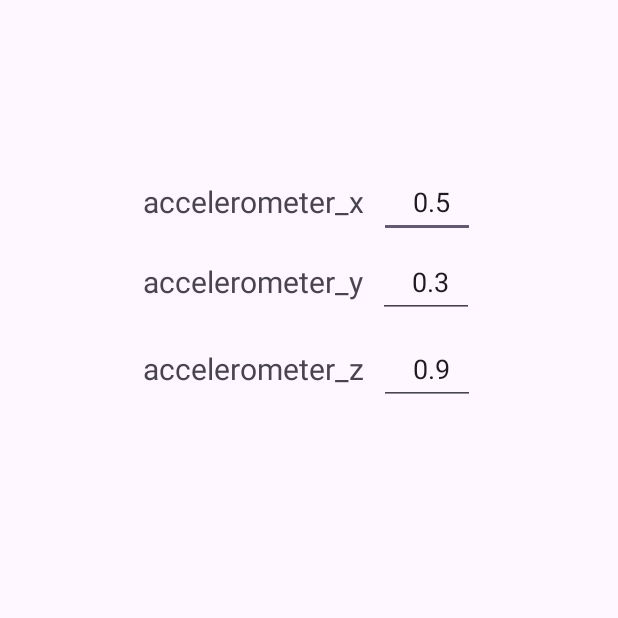
After one commit to Glinary/GeomotionMini, an Android app: the SettingsConfigurationItem screen opened directly, with no data from a screen before it, on a phone screen of 412 x 824 dp, the top half of it. The commit adds this screen. Run offline under Robolectric (Android 15) with nearby library versions, the phone set to English and light mode, and no system bars.

Commit message:
[WORKING TIL SETTINGS] threshold still hardcoded

```diff
--- a/app/src/main/AndroidManifest.xml
+++ b/app/src/main/AndroidManifest.xml
@@ -13,6 +13,9 @@
         android:theme="@style/Theme.MCO3JavaVersion"
         tools:targetApi="31">
         <activity
+            android:name=".SettingsConfigurationItem"
+            android:exported="false" />
+        <activity
             android:name=".RecordingItem"
             android:exported="false" />
         <activity
--- /dev/null
+++ b/app/src/main/java/com/mobdeve/s11/mco3/mco3javaversion/SettingsAdapterInterface.java
@@ -0,0 +1,5 @@
+package com.mobdeve.s11.mco3.mco3javaversion;
+
+public interface SettingsAdapterInterface {
+    void onItemClick(int position);
+}
--- /dev/null
+++ b/app/src/main/java/com/mobdeve/s11/mco3/mco3javaversion/SettingsConfigurationItem.java
@@ -0,0 +1,31 @@
+package com.mobdeve.s11.mco3.mco3javaversion;
+
+import android.os.Bundle;
+import android.widget.TextView;
+
+//import androidx.activity.EdgeToEdge;
+import androidx.appcompat.app.AppCompatActivity;
+//import androidx.core.graphics.Insets;
+//import androidx.core.view.ViewCompat;
+//import androidx.core.view.WindowInsetsCompat;
+
+public class SettingsConfigurationItem extends AppCompatActivity {
+
+    @Override
+    protected void onCreate(Bundle savedInstanceState) {
+        super.onCreate(savedInstanceState);
+//        EdgeToEdge.enable(this);
+        setContentView(R.layout.activity_settings_configuration_item);
+//        ViewCompat.setOnApplyWindowInsetsListener(findViewById(R.id.main), (v, insets) -> {
+//            Insets systemBars = insets.getInsets(WindowInsetsCompat.Type.systemBars());
+//            v.setPadding(systemBars.left, systemBars.top, systemBars.right, systemBars.bottom);
+//            return insets;
+//        });
+
+        String anomalyLabel = getIntent().getStringExtra("ANOMALY_LABEL");
+
+        TextView anomalyLabelView = findViewById(R.id.anomalyLabelTextViewItem);
+
+        anomalyLabelView.setText(anomalyLabel);
+    }
+}
--- a/app/src/main/java/com/mobdeve/s11/mco3/mco3javaversion/SettingsCustomAdapter.java
+++ b/app/src/main/java/com/mobdeve/s11/mco3/mco3javaversion/SettingsCustomAdapter.java
@@ -15,10 +15,12 @@ import java.util.ArrayList;
 public class SettingsCustomAdapter extends RecyclerView.Adapter<SettingsCustomAdapter.ViewHolder> {
     private Context context;
     private ArrayList<String> anomalyLabel;
+    private SettingsAdapterInterface settingsAdapterInterface;
 
-    SettingsCustomAdapter(Context context, ArrayList<String> anomalyLabel) {
+    SettingsCustomAdapter(Context context, ArrayList<String> anomalyLabel, SettingsAdapterInterface settingsAdapterInterface) {
         this.context = context;
         this.anomalyLabel = anomalyLabel;
+        this.settingsAdapterInterface = settingsAdapterInterface;
 
     }
     @NonNull
@@ -26,7 +28,7 @@ public class SettingsCustomAdapter extends RecyclerView.Adapter<SettingsCustomAd
     public SettingsCustomAdapter.ViewHolder onCreateViewHolder(@NonNull ViewGroup parent, int viewType) {
         LayoutInflater inflater = LayoutInflater.from(context);
         View view = inflater.inflate(R.layout.configuration_list, parent, false);
-        return new SettingsCustomAdapter.ViewHolder(view);
+        return new SettingsCustomAdapter.ViewHolder(view, settingsAdapterInterface);
     }
 
     @Override
@@ -42,12 +44,25 @@ public class SettingsCustomAdapter extends RecyclerView.Adapter<SettingsCustomAd
     public static class ViewHolder extends RecyclerView.ViewHolder{
         TextView anomalyLabel;
         Button anomalyConfigButtonSetting;
-        public ViewHolder(@NonNull View itemView) {
+        public ViewHolder(@NonNull View itemView, SettingsAdapterInterface settingsAdapterInterface) {
             super(itemView);
 
             anomalyLabel = itemView.findViewById(R.id.anomalyTextViewSetting);
             anomalyConfigButtonSetting = itemView.findViewById(R.id.anomalyConfigButtonSetting);
 
+            itemView.setOnClickListener(new View.OnClickListener() {
+                @Override
+                public void onClick(View view) {
+                    if (settingsAdapterInterface != null) {
+                        int pos = getAdapterPosition();
+
+                        if (pos != RecyclerView.NO_POSITION) {
+                            settingsAdapterInterface.onItemClick(pos);
+                        }
+                    }
+                }
+            });
+
         }
     }
 }
--- a/app/src/main/java/com/mobdeve/s11/mco3/mco3javaversion/SettingsFragment.java
+++ b/app/src/main/java/com/mobdeve/s11/mco3/mco3javaversion/SettingsFragment.java
@@ -1,5 +1,6 @@
 package com.mobdeve.s11.mco3.mco3javaversion;
 
+import android.content.Intent;
 import android.database.Cursor;
 import android.os.Bundle;
 
@@ -18,7 +19,7 @@ import java.util.ArrayList;
  * Use the {@link SettingsFragment#newInstance} factory method to
  * create an instance of this fragment.
  */
-public class SettingsFragment extends Fragment {
+public class SettingsFragment extends Fragment implements SettingsAdapterInterface{
     RecyclerView recyclerView;
     MyDatabaseHelper myDB;
     ArrayList<String> anomalyLabel;
@@ -77,7 +78,7 @@ public class SettingsFragment extends Fragment {
 
         storeDataInArrays();
         settingsCustomAdapter = new SettingsCustomAdapter(requireContext(),
-                anomalyLabel);
+                anomalyLabel, this);
         recyclerView.setAdapter(settingsCustomAdapter);
         recyclerView.setLayoutManager(new LinearLayoutManager(requireContext()));
         return view;
@@ -93,4 +94,12 @@ public class SettingsFragment extends Fragment {
             cursor.close();
         }
     }
+
+    @Override
+    public void onItemClick(int position) {
+        Intent intent = new Intent(requireContext(), SettingsConfigurationItem.class);
+        intent.putExtra("ANOMALY_LABEL", anomalyLabel.get(position));
+
+        startActivity(intent);
+    }
 }
--- /dev/null
+++ b/app/src/main/res/layout/activity_settings_configuration_item.xml
@@ -0,0 +1,116 @@
+<?xml version="1.0" encoding="utf-8"?>
+<androidx.constraintlayout.widget.ConstraintLayout xmlns:android="http://schemas.android.com/apk/res/android"
+    xmlns:app="http://schemas.android.com/apk/res-auto"
+    xmlns:tools="http://schemas.android.com/tools"
+    android:layout_width="match_parent"
+    android:layout_height="match_parent">
+
+    <LinearLayout
+        android:id="@+id/linearLayout4"
+        android:layout_width="match_parent"
+        android:layout_height="wrap_content"
+        android:orientation="horizontal"
+        app:layout_constraintEnd_toEndOf="parent"
+        app:layout_constraintStart_toStartOf="parent"
+        app:layout_constraintTop_toTopOf="parent">
+
+        <TextView
+            android:id="@+id/anomalyLabelTextViewItem"
+            android:layout_width="wrap_content"
+            android:layout_height="wrap_content"
+            android:layout_weight="1"
+            android:gravity="center"
+            android:paddingTop="20dp"
+            android:paddingBottom="20dp"
+            android:text="TextView"
+            android:textSize="30sp"
+            android:textStyle="bold" />
+    </LinearLayout>
+
+    <LinearLayout
+        android:id="@+id/linearLayout2"
+        android:layout_width="match_parent"
+        android:layout_height="wrap_content"
+        android:layout_marginTop="30dp"
+        android:gravity="center"
+        android:orientation="horizontal"
+        app:layout_constraintTop_toBottomOf="@+id/linearLayout4">
+
+        <TextView
+            android:id="@+id/accelerometer_x_textView"
+            android:layout_width="wrap_content"
+            android:layout_height="wrap_content"
+            android:paddingEnd="10dp"
+            android:text="accelerometer_x"
+            android:textSize="20sp" />
+
+        <EditText
+            android:id="@+id/editTextText2"
+            android:layout_width="wrap_content"
+            android:layout_height="48dp"
+            android:ems="3"
+            android:inputType="text"
+            android:paddingStart="10dp"
+            android:text="0.5"
+            android:textAlignment="center" />
+    </LinearLayout>
+
+    <LinearLayout
+        android:id="@+id/linearLayout3"
+        android:layout_width="match_parent"
+        android:layout_height="wrap_content"
+        android:layout_marginTop="5dp"
+        android:gravity="center"
+        android:orientation="horizontal"
+        app:layout_constraintEnd_toEndOf="parent"
+        app:layout_constraintStart_toStartOf="parent"
+        app:layout_constraintTop_toBottomOf="@+id/linearLayout2">
+
+        <TextView
+            android:id="@+id/accelerometer_y_textView"
+            android:layout_width="wrap_content"
+            android:layout_height="wrap_content"
+            android:paddingEnd="10dp"
+            android:text="accelerometer_y"
+            android:textSize="20sp" />
+
+        <EditText
+            android:id="@+id/editTextText3"
+            android:layout_width="wrap_content"
+            android:layout_height="48dp"
+            android:ems="3"
+            android:inputType="text"
+            android:paddingStart="10dp"
+            android:text="0.3"
+            android:textAlignment="center" />
+
+    </LinearLayout>
+
+    <LinearLayout
+        android:layout_width="match_parent"
+        android:layout_height="wrap_content"
+        android:layout_marginTop="10dp"
+        android:gravity="center"
+        android:orientation="horizontal"
+        app:layout_constraintTop_toBottomOf="@+id/linearLayout3"
+        tools:layout_editor_absoluteX="221dp">
+
+        <TextView
+            android:id="@+id/textView4"
+            android:layout_width="wrap_content"
+            android:layout_height="wrap_content"
+            android:paddingEnd="10dp"
+            android:text="accelerometer_z"
+            android:textSize="20sp" />
+
+        <EditText
+            android:id="@+id/editTextText4"
+            android:layout_width="wrap_content"
+            android:layout_height="48dp"
+            android:ems="3"
+            android:inputType="text"
+            android:paddingStart="10dp"
+            android:text="0.9"
+            android:textAlignment="center" />
+    </LinearLayout>
+</androidx.constraintlayout.widget.ConstraintLayout>
```
